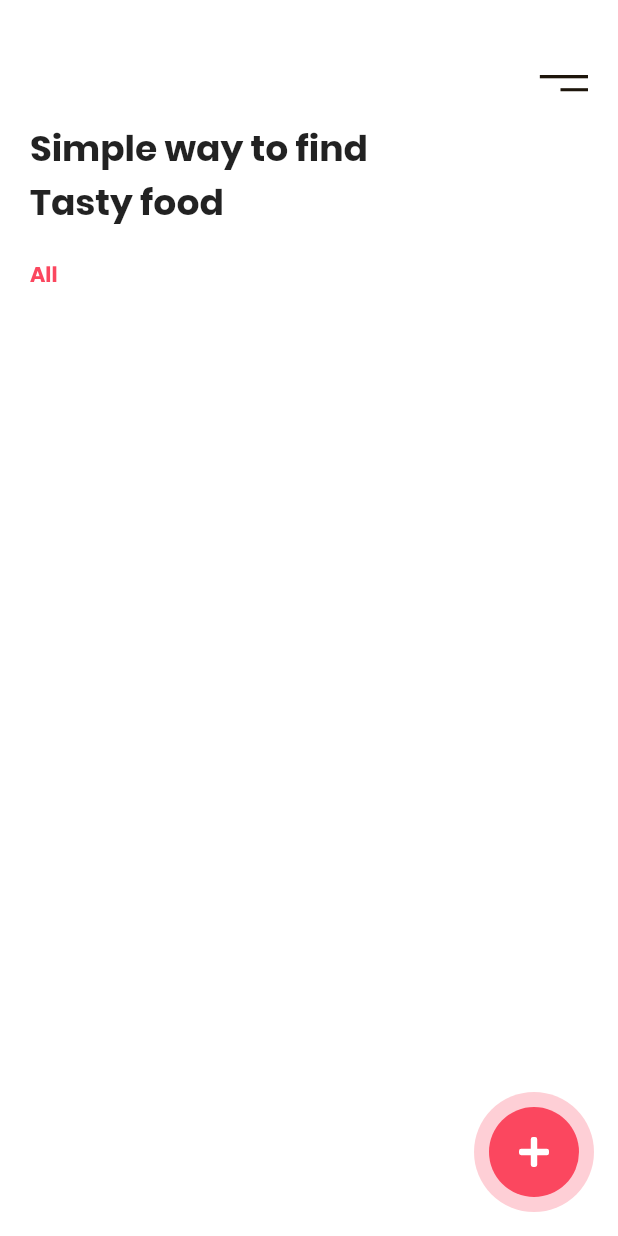
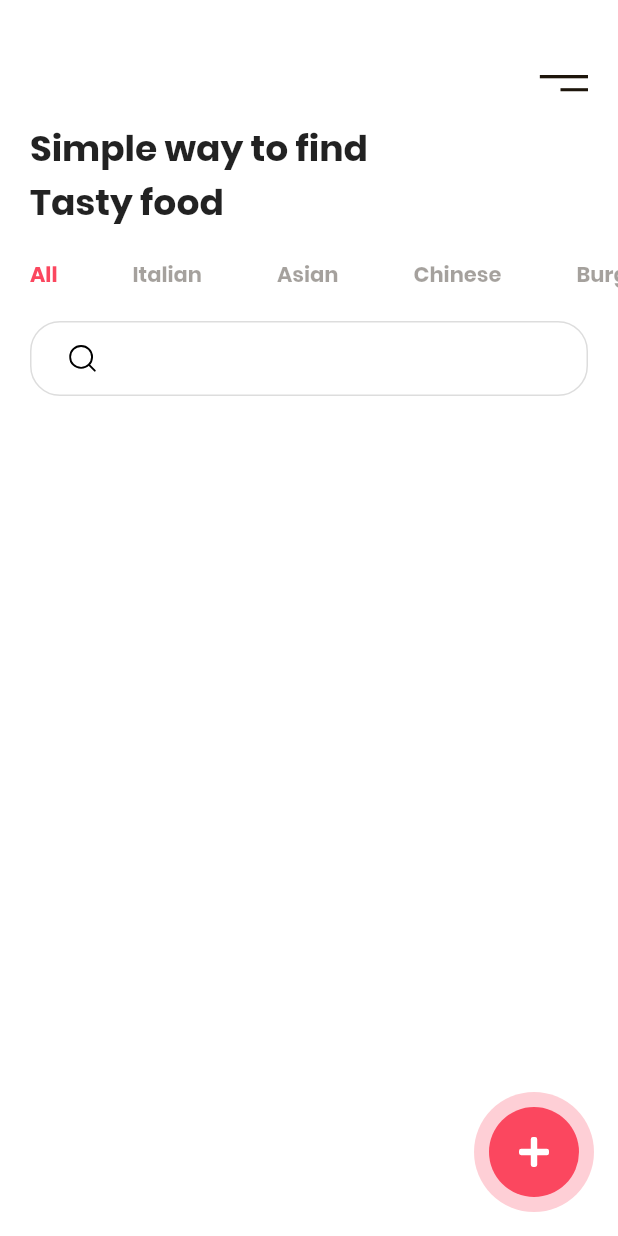
Before and after one commit to j-pcgoncalves/food_delivery, a Flutter app: the screen it shows after launch, on a phone screen of 412 x 824 dp. Run offline on Flutter 3.47's test engine with Material 2 defaults, Android fonts, the phone set to English and light mode, and no system bars; our stand-ins replace flutter_svg.

Commit message:
add search bar

```diff
--- a/lib/main.dart
+++ b/lib/main.dart
@@ -77,11 +77,27 @@ class HomeScreen extends StatelessWidget {
           SingleChildScrollView(
             scrollDirection: Axis.horizontal,
             child: Row(
-              children: <Widget>[
+              children: const <Widget>[
                 CategoryTitle(title: 'All', active: true),
+                CategoryTitle(title: 'Italian'),
+                CategoryTitle(title: 'Asian'),
+                CategoryTitle(title: 'Chinese'),
+                CategoryTitle(title: 'Burgers'),
               ],
             ),
-          )
+          ),
+          Container(
+            alignment: Alignment.centerLeft,
+            margin: const EdgeInsets.symmetric(vertical: 20, horizontal: 20),
+            padding: const EdgeInsets.symmetric(horizontal: 20, vertical: 15),
+            height: 50,
+            width: double.infinity,
+            decoration: BoxDecoration(
+              borderRadius: BorderRadius.circular(20),
+              border: Border.all(color: kBorderColor),
+            ),
+            child: SvgPicture.asset('assets/icons/search.svg'),
+          ),
         ],
       ),
     );
```
